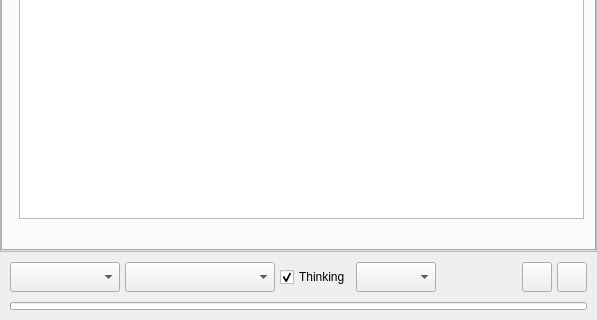
Qt form src/airunner/components/chat/gui/widgets/templates/chat_prompt.ui (Capsize-Games/airunner) before a commit; both pictures show x 0 to 597 and y 371 to 691 of the 597 by 691 pixel window.
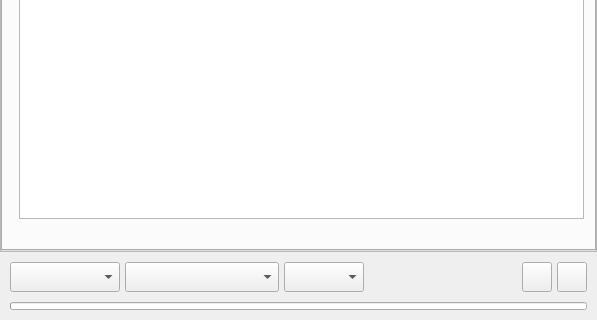
The same form after that commit. Icons and pictures are not drawn. Custom widgets are drawn as their Qt base class.

```diff
--- a/src/airunner/components/chat/gui/widgets/templates/chat_prompt.ui
+++ b/src/airunner/components/chat/gui/widgets/templates/chat_prompt.ui
@@ -178,10 +178,7 @@
      </layout>
     </widget>
    </item>
-   <item row="1" column="0">
-    <widget class="LLMHistoryWidget" name="chat_history_widget" native="true"/>
-   </item>
-   <item row="2" column="0">
+  <item row="1" column="0">
     <widget class="QScrollArea" name="scrollArea">
      <property name="widgetResizable">
       <bool>true</bool>
@@ -531,7 +528,7 @@
      </widget>
     </widget>
    </item>
-   <item row="3" column="0">
+  <item row="2" column="0">
     <widget class="QWidget" name="chat_prompt_footer" native="true">
      <layout class="QHBoxLayout" name="horizontalLayout">
       <property name="leftMargin">
@@ -608,31 +605,6 @@
            </property>
           </widget>
          </item>
-         <item>
-          <widget class="QCheckBox" name="thinking_checkbox">
-           <property name="sizePolicy">
-            <sizepolicy hsizetype="Maximum" vsizetype="Fixed">
-             <horstretch>0</horstretch>
-             <verstretch>0</verstretch>
-            </sizepolicy>
-           </property>
-           <property name="minimumSize">
-            <size>
-             <width>0</width>
-             <height>30</height>
-            </size>
-           </property>
-           <property name="toolTip">
-            <string>Enable thinking mode (Qwen3). When enabled, the model will reason step-by-step before responding. Slower but more thoughtful responses.</string>
-           </property>
-           <property name="text">
-            <string>Thinking</string>
-           </property>
-           <property name="checked">
-            <bool>true</bool>
-           </property>
-          </widget>
-         </item>
          <item>
           <widget class="QComboBox" name="precision_dropdown">
            <property name="sizePolicy">
@@ -738,7 +710,7 @@
      </layout>
     </widget>
    </item>
-   <item row="4" column="0">
+  <item row="3" column="0">
     <widget class="QWidget" name="progress_container" native="true">
      <layout class="QHBoxLayout" name="progress_layout">
       <property name="spacing">
```
